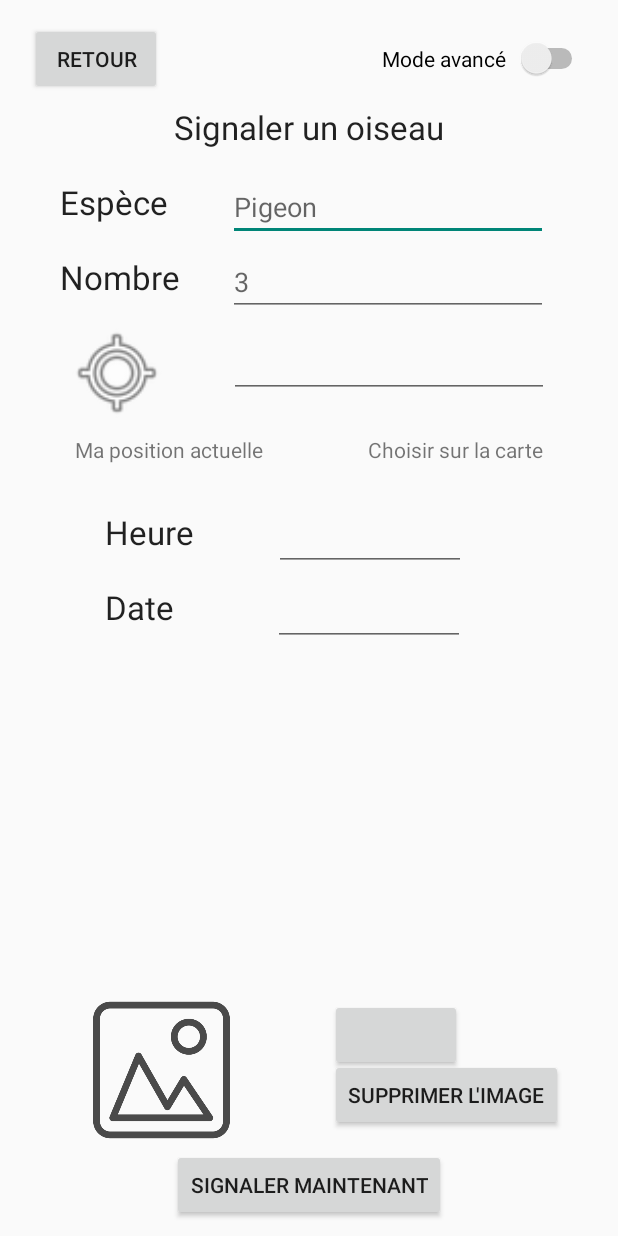
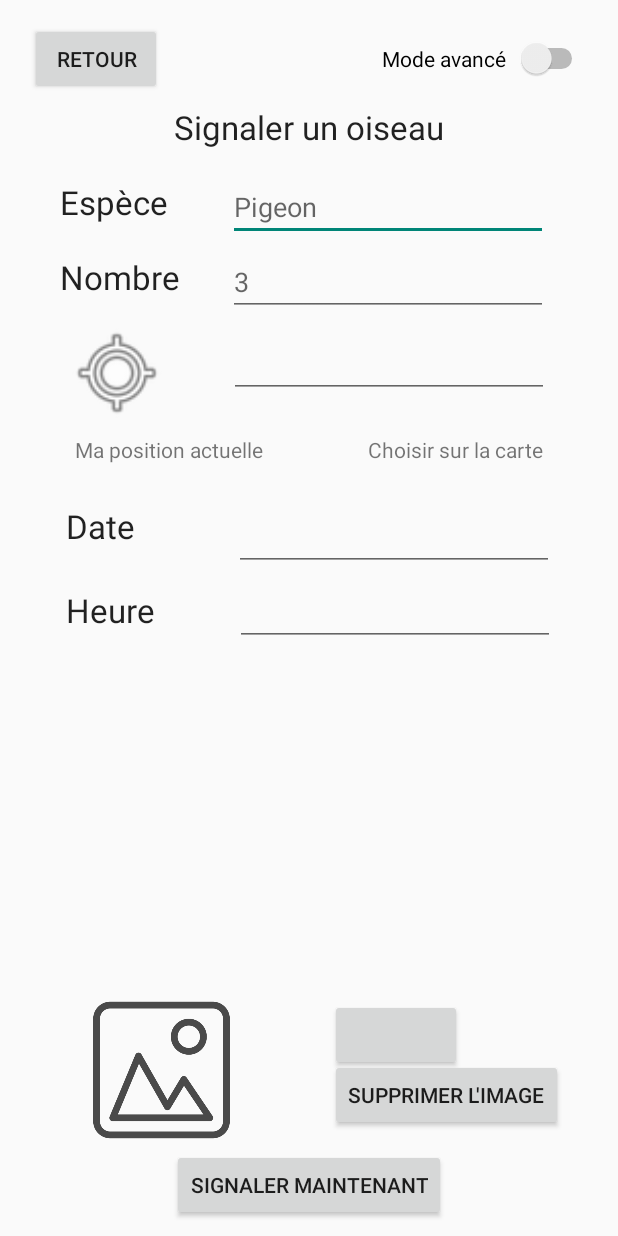
Before and after one commit to 2019-2020-ihm/2019-2020-ihm-td2-oiseaux, an Android app: the ReportActivity screen opened directly, with no data from a screen before it, on a phone screen of 412 x 824 dp. Run offline under Robolectric (Android 15) with nearby library versions, the phone set to English and light mode, and no system bars; our stand-ins replace Firebase (no records; nobody signed in at launch, a user with empty details on screens opened directly).

Commit message:
Fix the report activity date and time fields.

```diff
--- a/client/app/src/main/java/pns/si3/ihm/birder/models/Report.java
+++ b/client/app/src/main/java/pns/si3/ihm/birder/models/Report.java
@@ -1,8 +1,6 @@
 package pns.si3.ihm.birder.models;
 
 import com.google.firebase.firestore.Exclude;
-import com.google.firebase.firestore.GeoPoint;
-import com.google.firebase.firestore.ServerTimestamp;
 
 import java.util.Date;
 
@@ -37,19 +35,19 @@ public class Report {
 //	 * The location of the report.
 //	 */
 //	public GeoPoint location;
-//
-//	/**
-//	 * The date of the report.
-//	 */
-//	@ServerTimestamp
-//	public Date date;
+
+	/**
+	 * The date of the report.
+	 */
+	public Date date;
 
 	public Report() {}
 
-	public Report(String id, String userId, String species, int number) {
+	public Report(String id, String userId, String species, int number, Date date) {
 		this.id = id;
 		this.userId = userId;
 		this.species = species;
 		this.number = number;
+		this.date = date;
 	}
 }
--- a/client/app/src/main/java/pns/si3/ihm/birder/views/ReportActivity.java
+++ b/client/app/src/main/java/pns/si3/ihm/birder/views/ReportActivity.java
@@ -12,6 +12,8 @@ import android.widget.TextView;
 import androidx.appcompat.app.AppCompatActivity;
 import androidx.lifecycle.ViewModelProvider;
 
+
+import java.util.Date;
 
 import etudes.fr.demoosm.R;
 import pns.si3.ihm.birder.models.Report;
@@ -68,16 +70,6 @@ public class ReportActivity extends AppCompatActivity {
 		initViewModel();
 		initFields();
 		initButtons();
-
-		reportViewModel
-			.getReport("NkHs5ybn550CHQL5lzRb")
-			.observe(
-				this,
-				report -> {
-				if (report != null) {
-					Log.e(TAG, report.species);
-				}
-			});
     }
 
 	@Override
@@ -170,7 +162,7 @@ public class ReportActivity extends AppCompatActivity {
 		// Report created.
 		Log.i(TAG, "Create a report.");
 		String userId = authViewModel.getAuthenticationId();
-		Report report = new Report(null, userId, species, number);
+		Report report = new Report(null, userId, species, number, new Date());
 		reportViewModel
 			.createReport(report)
 			.observe(
--- a/client/app/src/main/res/layout-land/activity_report.xml
+++ b/client/app/src/main/res/layout-land/activity_report.xml
@@ -142,8 +142,9 @@
 	<androidx.constraintlayout.widget.ConstraintLayout
 		android:layout_width="wrap_content"
 		android:layout_height="wrap_content"
-        android:layout_marginTop="244dp"
+		android:layout_marginTop="264dp"
 		android:layout_marginRight="60dp"
+		app:layout_constraintHorizontal_bias="0.0"
 		app:layout_constraintLeft_toLeftOf="parent"
 		app:layout_constraintRight_toRightOf="parent"
 		app:layout_constraintTop_toTopOf="parent">
@@ -152,8 +153,8 @@
 			android:id="@+id/text_time"
 			android:layout_width="wrap_content"
 			android:layout_height="wrap_content"
-            android:layout_marginLeft="70dp"
-            android:layout_marginTop="20dp"
+			android:layout_marginLeft="40dp"
+			android:layout_marginTop="16dp"
 			android:text="Heure"
 			android:textAppearance="@style/TextAppearance.AppCompat.Large"
 			app:layout_constraintLeft_toLeftOf="parent"
@@ -163,7 +164,7 @@
 			android:id="@+id/text_date"
 			android:layout_width="wrap_content"
 			android:layout_height="wrap_content"
-            android:layout_marginLeft="70dp"
+			android:layout_marginLeft="40dp"
 			android:layout_marginTop="70dp"
 			android:text="Date"
 			android:textAppearance="@style/TextAppearance.AppCompat.Large"
@@ -176,7 +177,7 @@
 			android:layout_height="wrap_content"
 			android:layout_marginLeft="53dp"
 			android:layout_marginTop="15dp"
-            android:ems="6"
+			android:ems="10"
 			android:inputType="date"
 			app:layout_constraintLeft_toRightOf="@id/text_time"
 			app:layout_constraintTop_toTopOf="parent" />
@@ -187,7 +188,7 @@
 			android:layout_height="wrap_content"
 			android:layout_marginLeft="66dp"
 			android:layout_marginTop="65dp"
-            android:ems="6"
+			android:ems="10"
 			android:inputType="date"
 			app:layout_constraintLeft_toRightOf="@id/text_date"
 			app:layout_constraintTop_toTopOf="parent" />
--- a/client/app/src/main/res/layout/activity_report.xml
+++ b/client/app/src/main/res/layout/activity_report.xml
@@ -147,48 +147,48 @@
         android:layout_marginTop="320dp">
 
 		<TextView
+			android:id="@+id/text_date"
+			android:layout_width="wrap_content"
+			android:layout_height="wrap_content"
+			android:layout_marginLeft="44dp"
+			android:layout_marginTop="16dp"
+			android:text="Date"
+			android:textAppearance="@style/TextAppearance.AppCompat.Large"
+			app:layout_constraintLeft_toLeftOf="parent"
+			app:layout_constraintTop_toTopOf="parent" />
+
+		<TextView
 			android:id="@+id/text_time"
 			android:layout_width="wrap_content"
 			android:layout_height="wrap_content"
+			android:layout_marginLeft="44dp"
+			android:layout_marginTop="72dp"
 			android:text="Heure"
 			android:textAppearance="@style/TextAppearance.AppCompat.Large"
-            android:layout_marginTop="20dp"
-            android:layout_marginLeft="70dp"
-            app:layout_constraintTop_toTopOf="parent"
-            app:layout_constraintLeft_toLeftOf="parent"/>
+			app:layout_constraintLeft_toLeftOf="parent"
+			app:layout_constraintTop_toTopOf="parent" />
 
-        <TextView
-            android:id="@+id/text_date"
+		<EditText
+            android:id="@+id/edit_date"
             android:layout_width="wrap_content"
             android:layout_height="wrap_content"
-            android:text="Date"
-            android:textAppearance="@style/TextAppearance.AppCompat.Large"
-            android:layout_marginTop="70dp"
-            android:layout_marginLeft="70dp"
+            android:ems="10"
+            android:inputType="date"
+			android:layout_marginTop="15dp"
+			android:layout_marginLeft="66dp"
             app:layout_constraintTop_toTopOf="parent"
-            app:layout_constraintLeft_toLeftOf="parent"/>
+            app:layout_constraintLeft_toRightOf="@id/text_date"/>
 
 		<EditText
 			android:id="@+id/edit_time"
 			android:layout_width="wrap_content"
 			android:layout_height="wrap_content"
-            android:ems="6"
+			android:ems="10"
 			android:inputType="date"
-            android:layout_marginTop="15dp"
+			android:layout_marginTop="65dp"
 			android:layout_marginLeft="53dp"
 			app:layout_constraintTop_toTopOf="parent"
 			app:layout_constraintLeft_toRightOf="@id/text_time"/>
-
-        <EditText
-            android:id="@+id/edit_date"
-            android:layout_width="wrap_content"
-            android:layout_height="wrap_content"
-            android:ems="6"
-            android:inputType="date"
-            android:layout_marginTop="65dp"
-            android:layout_marginLeft="66dp"
-            app:layout_constraintTop_toTopOf="parent"
-            app:layout_constraintLeft_toRightOf="@id/text_date"/>
 
     </androidx.constraintlayout.widget.ConstraintLayout>
 
```
Lines whose indentation alone changed are shown as unchanged.
